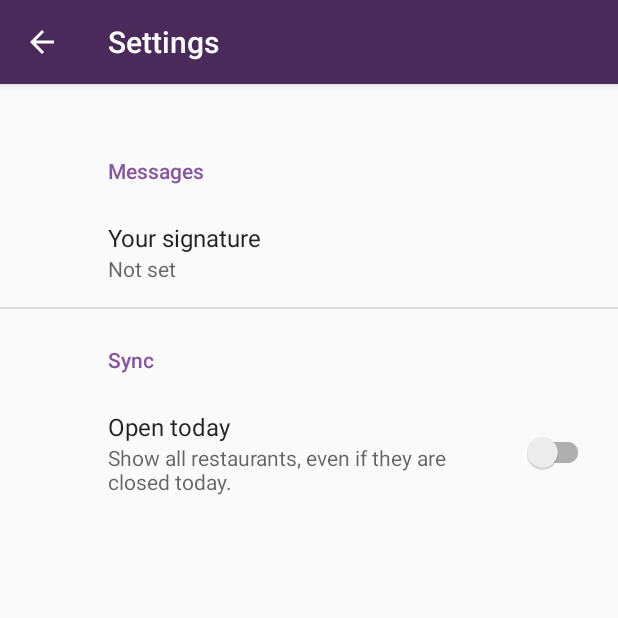
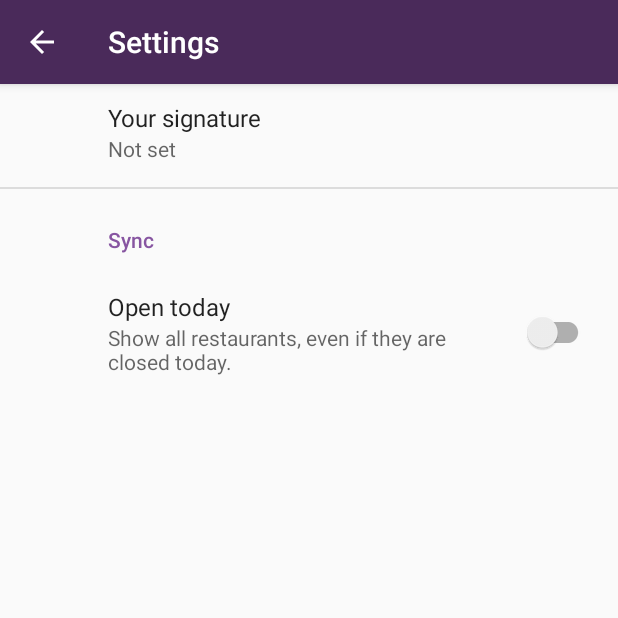
Before and after one commit to Vaannelies/Fune, an Android app: the screen it shows after launch (SettingsActivity), after a tap on an icon or button, on a phone screen of 412 x 824 dp, the top half of it. Run offline under Robolectric (Android 15) with nearby library versions, the phone set to English and light mode, and no system bars; our stand-ins replace Volley, androidx.preference; 6 statements that could not run were skipped.

Commit message:
Revert "settings activity past beter in scherm"
This reverts commit 2617166668e653124cf90e5172852c234fc95125.

```diff
--- a/app/src/main/res/layout/settings_activity.xml
+++ b/app/src/main/res/layout/settings_activity.xml
@@ -5,6 +5,5 @@
     <FrameLayout
         android:id="@+id/settings"
         android:layout_width="match_parent"
-        android:layout_height="match_parent"
-        android:layout_marginTop="80dp"/>
+        android:layout_height="match_parent"/>
 </LinearLayout>
--- a/app/src/main/res/xml/root_preferences.xml
+++ b/app/src/main/res/xml/root_preferences.xml
@@ -2,7 +2,6 @@
     xmlns:app="http://schemas.android.com/apk/res-auto">
 
     <PreferenceCategory
-
         app:title="@string/messages_header">
 
         <EditTextPreference
```
